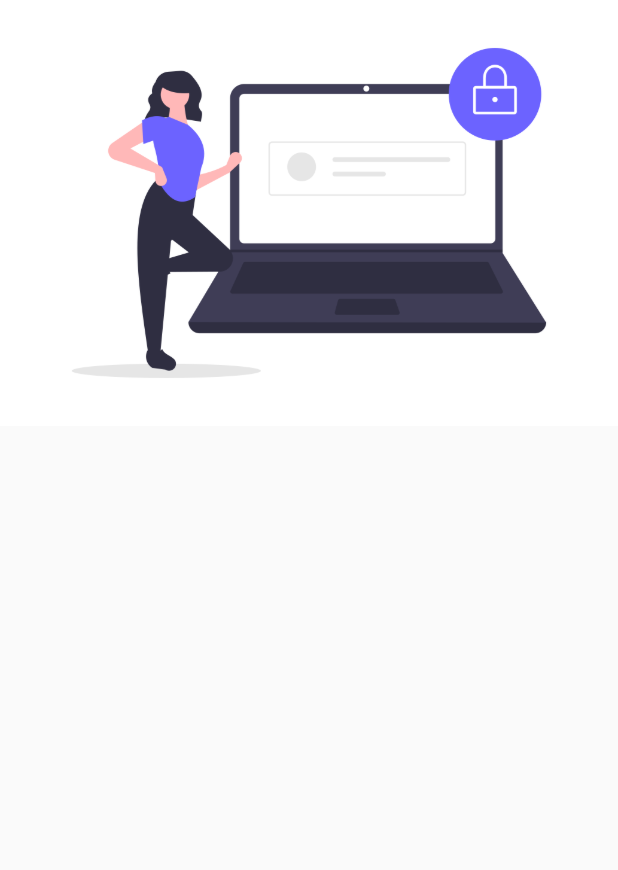
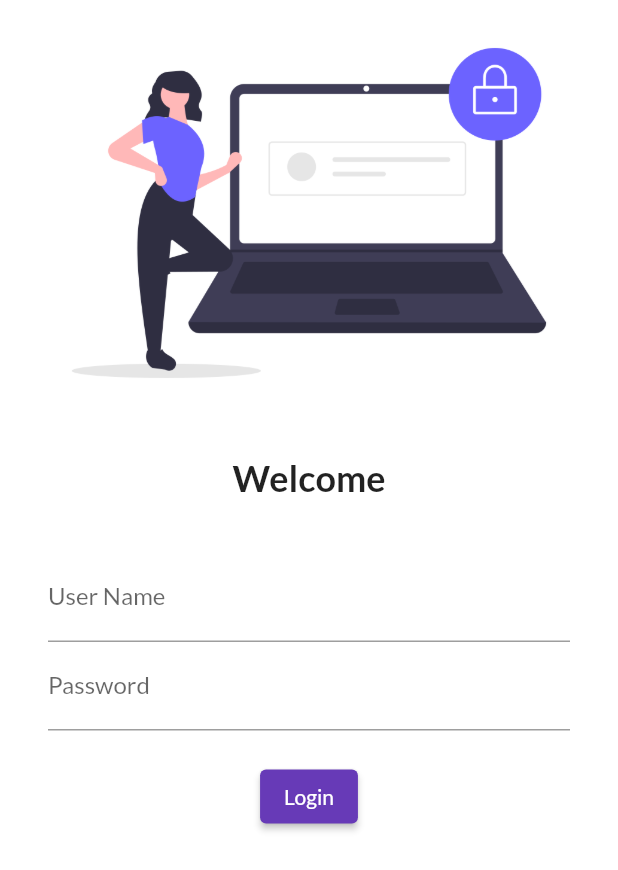
Before and after one commit to imranmahar/30DaysLearning, a Flutter app: the screen it shows after launch, on a phone screen of 412 x 824 dp. Shown: the top 870 px of the screen. Run offline on Flutter 3.47's test engine with Material 2 defaults, Android fonts, the phone set to English and light mode, and no system bars; our stand-ins replace google_fonts.

Commit message:
Day 4 Complete

```diff
--- a/catelogapp/lib/Pages/login_page.dart
+++ b/catelogapp/lib/Pages/login_page.dart
@@ -4,10 +4,50 @@
   @override
   Widget build(BuildContext context) {
     return Material(
+        color: Colors.white,
         child: Column(
           children: [
             Image.asset(
               "assets/Images/login.png",
+              fit: BoxFit.cover,
+            ),
+            SizedBox(
+              height: 20.0,
+            ),
+            Text(
+              "Welcome",
+              style: TextStyle(
+                fontSize: 24,
+                fontWeight: FontWeight.bold,
+              ),
+            ),
+            SizedBox(
+              height: 20.0,
+            ),
+            Padding(
+              padding:
+                  const EdgeInsets.symmetric(vertical: 16.0, horizontal: 32.0),
+              child: Column(
+                children: [
+                  TextFormField(
+                    decoration: InputDecoration(
+                        hintText: "Enter User Name", labelText: "User Name"),
+                  ),
+                  TextFormField(
+                    obscureText: true,
+                    decoration: InputDecoration(
+                        hintText: "Enter Password", labelText: "Password"),
+                  ),
+                  SizedBox(
+                    height: 20.0,
+                  ),
+                  ElevatedButton(
+                    child: Text("Login"),
+                    style: TextButton.styleFrom(),
+                    onPressed: () => {print("Hi Coder")},
+                  )
+                ],
+              ),
             )
           ],
         ));
--- a/catelogapp/lib/main.dart
+++ b/catelogapp/lib/main.dart
@@ -1,6 +1,7 @@
 import 'package:flutter/material.dart';
 import 'package:catelogapp/Pages/Home_Page.dart';
 import 'package:catelogapp/Pages/login_page.dart';
+import 'package:google_fonts/google_fonts.dart';
 
 void main() {
   runApp(myApp());
@@ -13,7 +14,10 @@
       debugShowCheckedModeBanner: false,
       //home: HomePage(),
       themeMode: ThemeMode.light,
-      theme: ThemeData(primarySwatch: Colors.red),
+      theme: ThemeData(
+        primarySwatch: Colors.deepPurple,
+        fontFamily: GoogleFonts.lato().fontFamily,
+      ),
       darkTheme: ThemeData(
         brightness: Brightness.dark,
       ),
--- a/catelogapp/pubspec.yaml
+++ b/catelogapp/pubspec.yaml
@@ -36,7 +36,7 @@
   # The following adds the Cupertino Icons font to your application.
   # Use with the CupertinoIcons class for iOS style icons.
   cupertino_icons: ^1.0.2
-
+  google_fonts: ^3.0.1
 dev_dependencies:
   flutter_test:
     sdk: flutter
@@ -61,7 +61,7 @@
 
   # To add assets to your application, add an assets section, like this:
   assets:
-      - assets/Images
+      - assets/Images/login.png
   #   - images/a_dot_ham.jpeg
 
   # An image asset can refer to one or more resolution-specific "variants", see
```
Also changed, not shown: catelogapp/pubspec.lock, 2 other files. Lines whose indentation alone changed are shown as unchanged.
